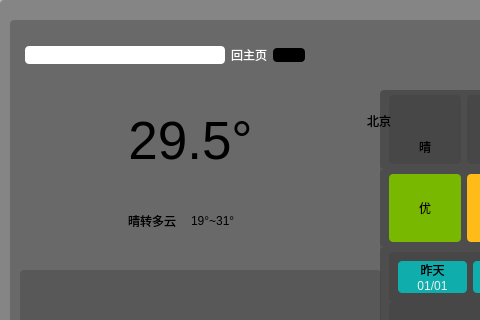
Above: View/Weather/weather.ui from yuzcat01/VehicleControl before the change; both pictures show x 0 to 480 and y 0 to 320 of the 861 by 548 pixel window. Below: the same form after it.
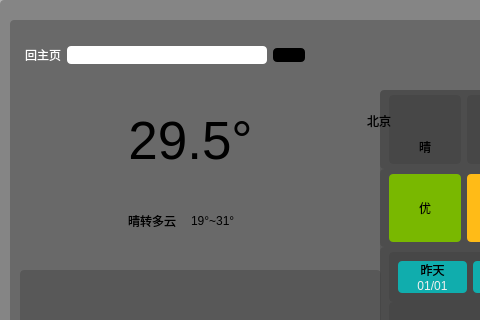
That is the form after the change. Icons and pictures are not drawn.

Commit message: 延后了天气模块的请求发送时间、修改了部分ui位置、修改图片界面的显示使其居中

What changed in the file:
```diff
--- a/View/Weather/weather.ui
+++ b/View/Weather/weather.ui
@@ -1192,6 +1192,13 @@
      <property name="rightMargin">
       <number>20</number>
      </property>
+     <item>
+      <widget class="QPushButton" name="pushButton">
+       <property name="text">
+        <string>回主页</string>
+       </property>
+      </widget>
+     </item>
      <item>
       <widget class="QLineEdit" name="leCity">
        <property name="minimumSize">
@@ -1217,13 +1224,6 @@
        </property>
       </widget>
      </item>
-     <item>
-      <widget class="QPushButton" name="pushButton">
-       <property name="text">
-        <string>回主页</string>
-       </property>
-      </widget>
-     </item>
      <item>
       <widget class="QPushButton" name="btnSearch">
        <property name="styleSheet">
```
Left out of the diff: 136 changed lines with no effect on the pictures. The commit also changes 5 other files.
